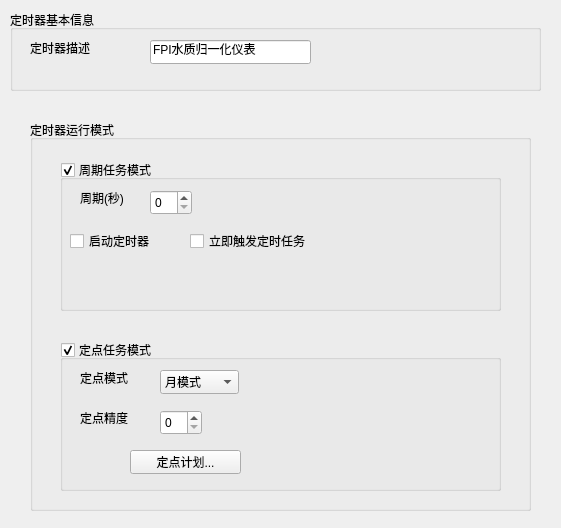
Above: src/config_ui/qt/src/config/ui/device/params_config/timer/dv_pc_timer.ui from eth-from-zero/qzy-environmental-monitoring before the change. Below: the same form after it.
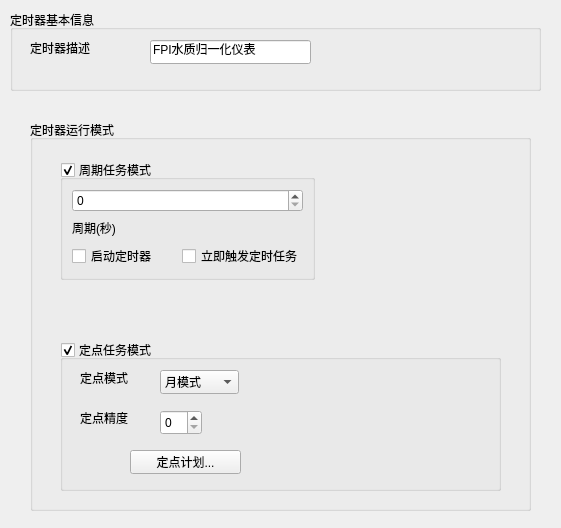
That is the form after the change.

```diff
--- a/src/config_ui/qt/src/config/ui/device/params_config/timer/dv_pc_timer.ui
+++ b/src/config_ui/qt/src/config/ui/device/params_config/timer/dv_pc_timer.ui
@@ -69,8 +69,8 @@
      <rect>
       <x>30</x>
       <y>40</y>
-      <width>441</width>
-      <height>151</height>
+      <width>255</width>
+      <height>120</height>
      </rect>
     </property>
     <property name="title">
@@ -79,55 +79,36 @@
     <property name="checkable">
      <bool>true</bool>
     </property>
+    <layout class="QVBoxLayout" name="verticalLayout">
+     <item>
+      <widget class="QSpinBox" name="spinBox"/>
+     </item>
+     <item>
     <widget class="QLabel" name="label_2">
-     <property name="geometry">
-      <rect>
-       <x>20</x>
-       <y>30</y>
-       <width>58</width>
-       <height>16</height>
-      </rect>
-     </property>
      <property name="text">
       <string>周期(秒)</string>
      </property>
     </widget>
-    <widget class="QSpinBox" name="spinBox">
-     <property name="geometry">
-      <rect>
-       <x>90</x>
-       <y>30</y>
-       <width>42</width>
-       <height>25</height>
-      </rect>
-     </property>
-    </widget>
+     </item>
+     <item>
+      <layout class="QHBoxLayout" name="horizontalLayout">
+       <item>
     <widget class="QCheckBox" name="checkBox">
-     <property name="geometry">
-      <rect>
-       <x>10</x>
-       <y>70</y>
-       <width>86</width>
-       <height>22</height>
-      </rect>
-     </property>
      <property name="text">
       <string>启动定时器</string>
      </property>
     </widget>
+       </item>
+       <item>
     <widget class="QCheckBox" name="checkBox_2">
-     <property name="geometry">
-      <rect>
-       <x>130</x>
-       <y>70</y>
-       <width>151</width>
-       <height>22</height>
-      </rect>
-     </property>
      <property name="text">
       <string>立即触发定时任务</string>
      </property>
     </widget>
+       </item>
+      </layout>
+     </item>
+    </layout>
    </widget>
    <widget class="QGroupBox" name="groupBox_4">
     <property name="geometry">
```
Lines whose indentation alone changed are shown as unchanged.
